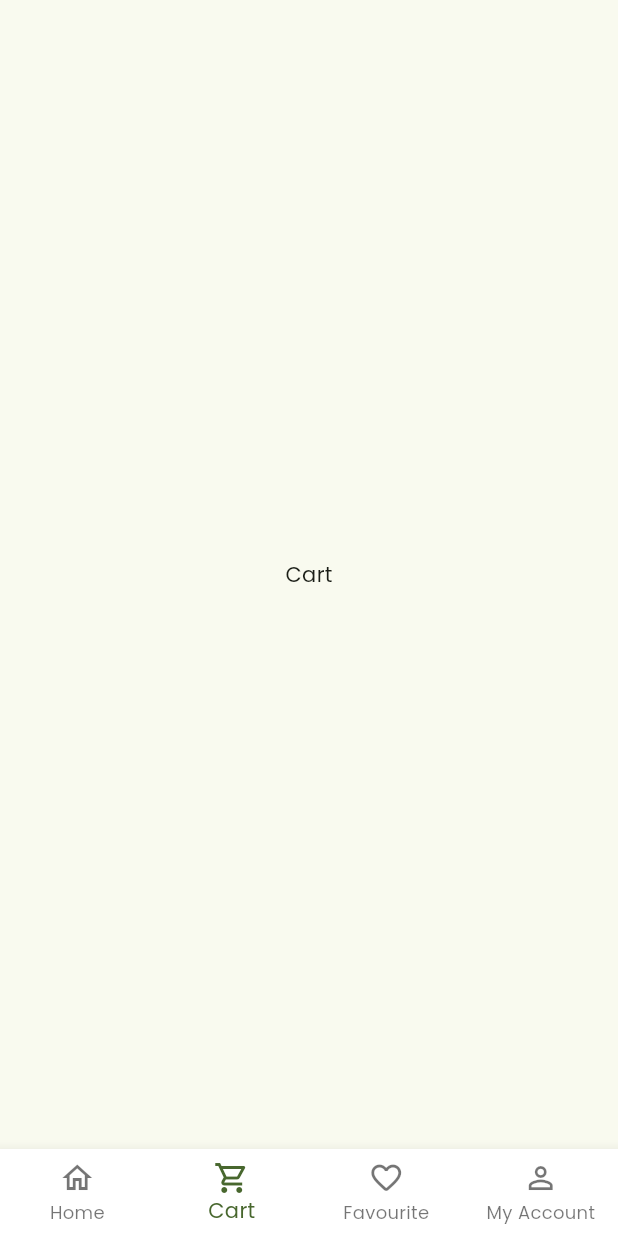
After one commit to omarabukaraki/Met-Market, a Flutter app: the NavigationPage screen opened directly, item 2 of the bottom bar chosen, on a phone screen of 412 x 824 dp. The commit adds this screen. Run offline on Flutter 3.47's test engine with Material 3 defaults, Android fonts, the phone set to English and light mode, and no system bars; our stand-ins replace device_preview, smooth_page_indicator.

Commit message:
add new pages

```diff
--- /dev/null
+++ b/lib/feature/cart/cart_page.dart
@@ -0,0 +1,14 @@
+import 'package:flutter/material.dart';
+
+class CartPage extends StatelessWidget {
+  const CartPage({super.key});
+
+  @override
+  Widget build(BuildContext context) {
+    return const Scaffold(
+      body: Center(
+        child: Text('Cart'),
+      ),
+    );
+  }
+}
--- a/lib/feature/home/presentation/view/home_page.dart
+++ b/lib/feature/home/presentation/view/home_page.dart
@@ -46,7 +46,8 @@ class HomePage extends StatelessWidget {
                   ),
                 ),
                 const ItemCategoryList(),
-                const ItemCategoryList()
+                const ItemCategoryList(image: 'assets/images/prokly.png'),
+                const ItemCategoryList(image: 'assets/images/vag.png')
               ],
             ),
           ),
--- a/lib/feature/home/presentation/view/navigation_page.dart
+++ b/lib/feature/home/presentation/view/navigation_page.dart
@@ -1,5 +1,8 @@
 import 'package:flutter/material.dart';
+import 'package:met_market/feature/cart/cart_page.dart';
+import 'package:met_market/feature/favourite/favourite_page.dart';
 import 'package:met_market/feature/home/presentation/view/home_page.dart';
+import 'package:met_market/feature/my_account/my_account_page.dart';
 
 class NavigationPage extends StatefulWidget {
   const NavigationPage({super.key});
@@ -12,9 +15,9 @@ class _NavigationPageState extends State<NavigationPage> {
   int currentIndex = 0;
   final pages = const [
     HomePage(),
-    HomePage(),
-    HomePage(),
-    HomePage(),
+    CartPage(),
+    FavouritePage(),
+    MyAccountPage(),
   ];
 
   @override
```
Also changed, not shown: lib/feature/favourite/favourite_page.dart (added, +12 -0 lines), lib/feature/home/presentation/view/widget/cover_image_component.dart (+3 -5 lines), lib/feature/home/presentation/view/widget/item_category_list.dart (+5 -5 lines), lib/feature/my_account/my_account_page.dart (added, +14 -0 lines), lib/main.dart (+8 -9 lines), assets/images/prokly.png (added), assets/images/vag.png (added).
